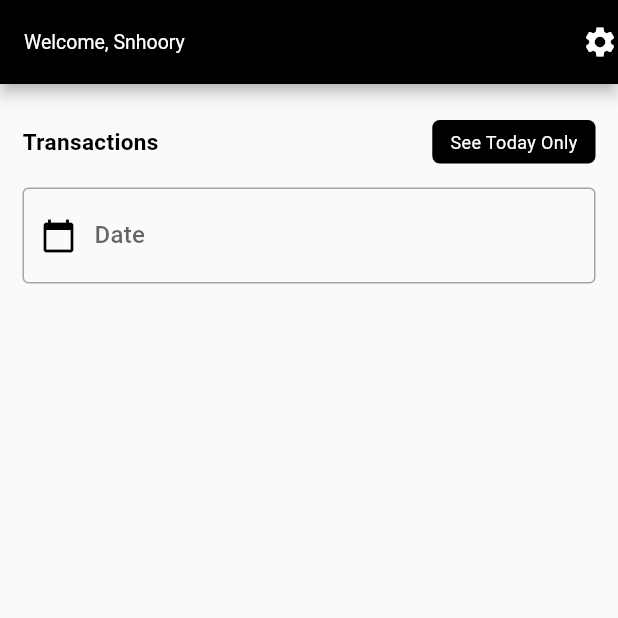
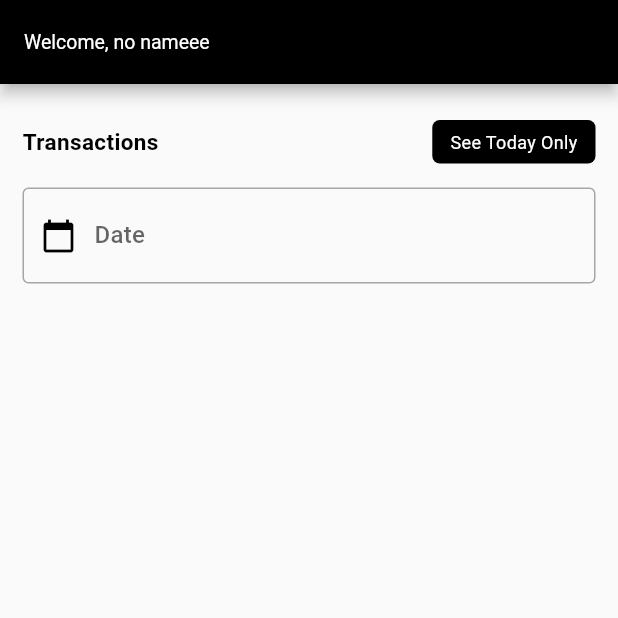
Before and after one commit to ahmedammarsd/expenses_simple_app, a Flutter app: the screen it shows after launch, after a tap on an icon or button, on a phone screen of 412 x 824 dp, the top half of it. Run offline on Flutter 3.47's test engine with Material 3 defaults, Android fonts, the phone set to English and light mode, and no system bars; our stand-ins replace flutter_svg, hive, hive_flutter; accounts and stored records are empty.

Commit message:
finish 60%

```diff
--- a/lib/main.dart
+++ b/lib/main.dart
@@ -1,5 +1,6 @@
 import 'package:expenses_test_app/colors/colors.dart';
-import 'package:expenses_test_app/home.dart';
+import 'package:expenses_test_app/screens/home.dart';
+import 'package:expenses_test_app/page_view.dart';
 
 import 'package:flutter/material.dart';
 import 'package:hive/hive.dart';
@@ -35,7 +36,7 @@ class MyApp extends StatelessWidget {
         ),
         useMaterial3: false,
       ),
-      home: const HomePage(),
+      home: const PageVieww(),
     );
   }
 }
--- /dev/null
+++ b/lib/page_view.dart
@@ -0,0 +1,20 @@
+import 'package:expenses_test_app/screens/Settings.dart';
+import 'package:expenses_test_app/screens/home.dart';
+
+import 'package:flutter/material.dart';
+
+class PageVieww extends StatelessWidget {
+  const PageVieww({super.key});
+
+  @override
+  Widget build(BuildContext context) {
+    return Scaffold(
+      body: PageView(
+        children: const [
+          HomePage(),
+          Settings(),
+        ],
+      ),
+    );
+  }
+}
--- /dev/null
+++ b/lib/screens/Settings.dart
@@ -0,0 +1,91 @@
+import 'package:expenses_test_app/colors/colors.dart';
+import 'package:expenses_test_app/widgets/items_settings.dart';
+import 'package:flutter/material.dart';
+import 'package:flutter/widgets.dart';
+
+class Settings extends StatefulWidget {
+  const Settings({super.key});
+
+  @override
+  State<Settings> createState() => _SettingsState();
+}
+
+TextEditingController nameUser = TextEditingController();
+
+class _SettingsState extends State<Settings> {
+  @override
+  Widget build(BuildContext context) {
+    return Scaffold(
+      appBar: AppBar(
+        backgroundColor: kBlack,
+        title: const Text(
+          "Settings",
+          style: TextStyle(fontSize: 13),
+        ),
+      ),
+      body: Container(
+        padding: const EdgeInsets.all(15),
+        child: Column(
+          children: [
+            const SizedBox(
+              height: 20,
+            ),
+            ItemSettings(
+              icon: const Icon(Icons.title),
+              title: "Change The Name",
+              onTap: () {
+                showDialog(
+                    context: context, builder: (context) => updateNameUser());
+              },
+            ),
+            const SizedBox(
+              height: 20,
+            ),
+            ItemSettings(
+              icon: Icon(
+                Icons.delete,
+                color: Colors.red.shade500,
+              ),
+              title: "Clear Transactions Data",
+              onTap: () {},
+            ),
+          ],
+        ),
+      ),
+    );
+  }
+
+  Widget updateNameUser() {
+    return AlertDialog(
+      content: TextField(
+        style: TextStyle(color: kBlackThree.withOpacity(0.8)),
+        controller: nameUser,
+        decoration: InputDecoration(
+          labelText: "Name",
+          border: const OutlineInputBorder(),
+          focusedBorder:
+              OutlineInputBorder(borderSide: BorderSide(color: kBlack)),
+        ),
+      ),
+      actions: [
+        Row(
+          children: [
+            Expanded(
+              child: ElevatedButton(
+                  style: ElevatedButton.styleFrom(
+                      padding: const EdgeInsets.symmetric(
+                          vertical: 10, horizontal: 15),
+                      backgroundColor: Colors.green.shade500),
+                  onPressed: () {
+                    Navigator.of(context).pop();
+                  },
+                  child: const Text(
+                    "Update",
+                  )),
+            ),
+          ],
+        )
+      ],
+    );
+  }
+}
--- a/lib/home.dart
+++ b/lib/screens/home.dart
@@ -38,6 +38,7 @@ class _HomePageState extends State<HomePage> {
     }
   }
 
+  Box? name;
 // box hive - to Store the money
   Box? safe;
   // box hive - To Store date in it
@@ -47,6 +48,18 @@ class _HomePageState extends State<HomePage> {
   void initState() {
     // TODO: implement initState
     super.initState();
+
+    // Create Name Box
+    Future.delayed(Duration.zero, () async {
+      final nameBox = await Hive.openBox("name_user");
+      final getName = nameBox.get("name");
+      if (getName == null) {
+        nameBox.put("name", "no nameee");
+      }
+      setState(() {
+        name = nameBox;
+      });
+    });
 
     // Create Balance or Safe box
     Future.delayed(Duration.zero, () async {
@@ -94,11 +107,7 @@ class _HomePageState extends State<HomePage> {
       key: _key,
       appBar: AppBar(
         backgroundColor: kBlack,
-        actions: const [Icon(Icons.settings)],
-        title: const Text(
-          "Welcome, Snhoory",
-          style: TextStyle(fontSize: 13),
-        ),
+        title: welcomeUser(),
       ),
       floatingActionButton: FloatingActionButton(
         onPressed: () => controller == null
@@ -289,7 +298,7 @@ class _HomePageState extends State<HomePage> {
               : dateController.text.isEmpty && !seeAll
                   ? transactionsFilterDate
                   : transactionsFilterSelectedDate;
-          print(transactions);
+
           return ListView.builder(
             itemCount: transactions.length,
             itemBuilder: (context, index) {
@@ -372,6 +381,23 @@ class _HomePageState extends State<HomePage> {
         });
   }
 
+  Widget welcomeUser() {
+    if (name == null) {
+      return CircularProgressIndicator(
+        color: kWhite,
+      );
+    }
+    return ValueListenableBuilder(
+        valueListenable: name!.listenable(),
+        builder: (context, box, widget) {
+          String nameUser = box.get("name");
+          return Text(
+            "Welcome, $nameUser",
+            style: const TextStyle(fontSize: 13),
+          );
+        });
+  }
+
   Future<void> _selectDate() async {
     DateTime? picked = await showDatePicker(
       context: context,
--- /dev/null
+++ b/lib/widgets/items_settings.dart
@@ -0,0 +1,46 @@
+import 'package:expenses_test_app/colors/colors.dart';
+import 'package:flutter/material.dart';
+
+class ItemSettings extends StatelessWidget {
+  const ItemSettings(
+      {super.key,
+      required this.icon,
+      required this.title,
+      required this.onTap});
+  final Icon icon;
+  final String title;
+  final void Function() onTap;
+
+  @override
+  Widget build(BuildContext context) {
+    return GestureDetector(
+      onTap: onTap,
+      child: Container(
+        padding: const EdgeInsets.symmetric(vertical: 20, horizontal: 15),
+        decoration: BoxDecoration(
+          color: kWhiteTwo.withOpacity(0.3),
+          border: Border(
+            bottom: BorderSide(
+              color: kBlack.withOpacity(0.2),
+            ),
+          ),
+        ),
+        child: Row(
+          children: [
+            icon,
+            const SizedBox(
+              width: 10,
+            ),
+            Text(
+              title,
+              style: TextStyle(
+                color: kBlack,
+                fontSize: 15,
+              ),
+            )
+          ],
+        ),
+      ),
+    );
+  }
+}
```
Also changed, not shown: lib/Settings.dart (deleted, +0 -16 lines).
